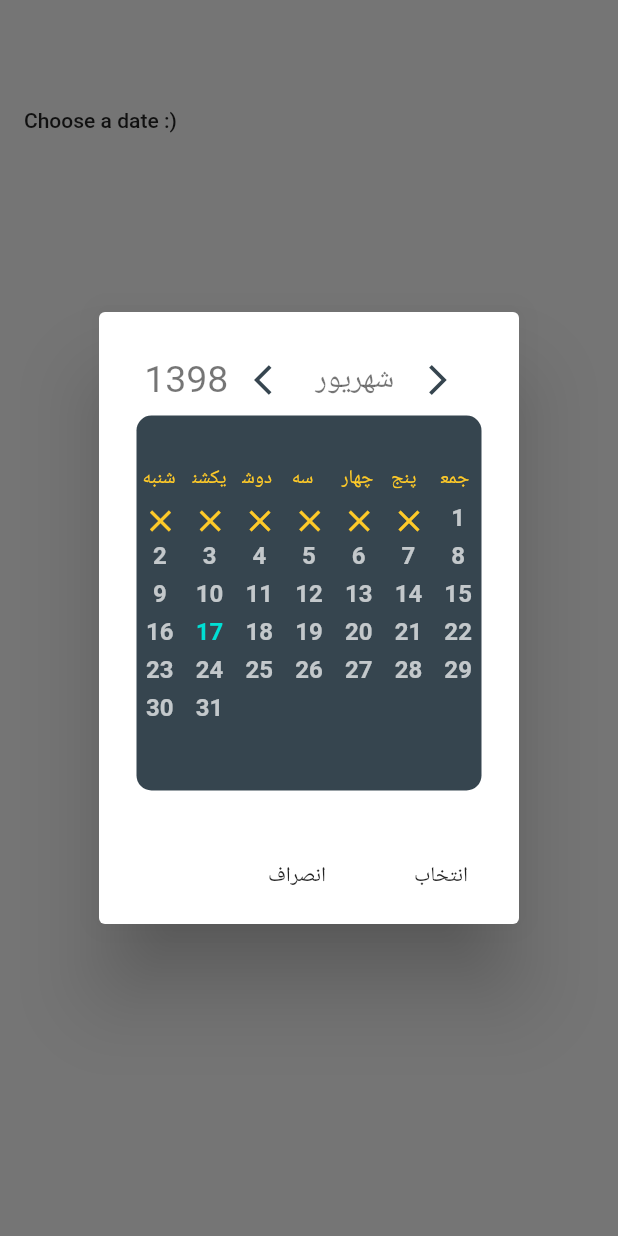
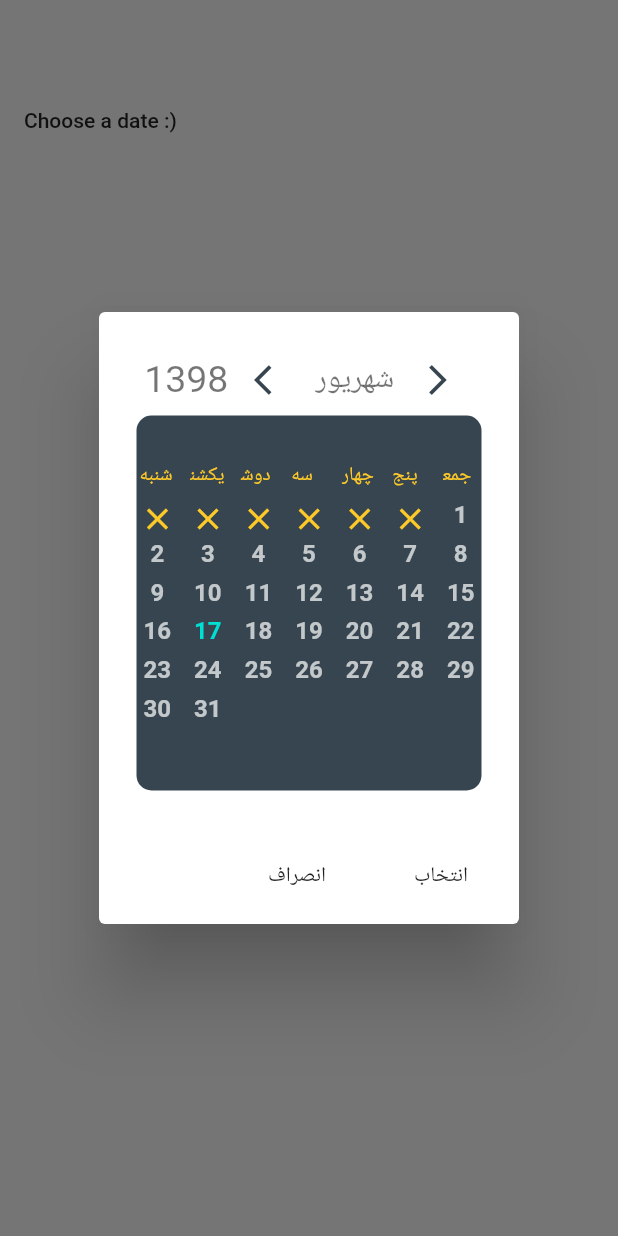
Before and after one commit to a01m01s/persian_calendar, a Flutter app: the screen it shows after launch, after a tap on "Choose a date :)", on a phone screen of 412 x 824 dp. Run offline on Flutter 3.47's test engine with Material 2 defaults, Android fonts, the phone set to English and light mode, and no system bars.

Commit message:
Change the table padding

```diff
--- a/lib/widgets/calendartable.dart
+++ b/lib/widgets/calendartable.dart
@@ -17,7 +17,7 @@ class CalendarTable extends StatelessWidget {
       ),
       // child: Text(date.toString()),
       child: GridView.builder(
-        padding: EdgeInsets.all(3.0),
+        padding: EdgeInsets.all(1.0),
         itemCount:
             getItemCount(getDaysOfAMonth(month, year), getDay(year, month, 1)) +
                 1 +
--- a/lib/widgets/uiwidgets/calendarnumber.dart
+++ b/lib/widgets/uiwidgets/calendarnumber.dart
@@ -18,6 +18,7 @@ class _CalendarNumberState extends State<CalendarNumber> {
 
   @override
   void initState() {
+
     super.initState();
     if ((widget.index - widget.startingDay) == widget.today[2] &&
         widget.month == widget.today[1] &&
```
